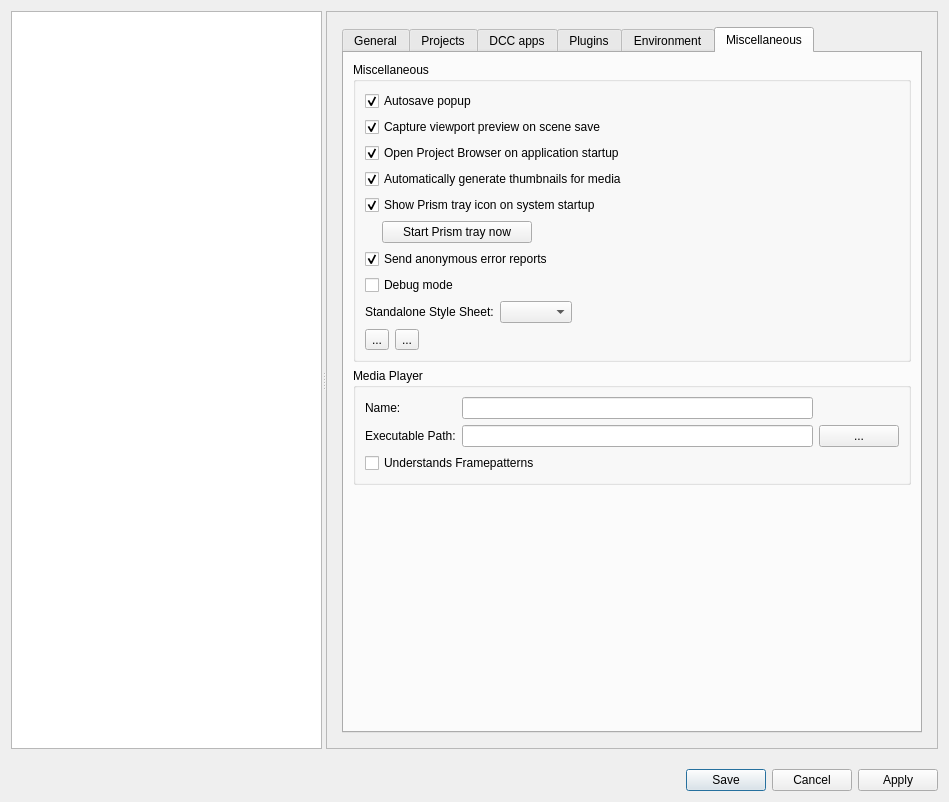
First picture: the form in Prism/Scripts/UserInterfacesPrism/UserSettings.ui, repository Animatect/Prism, before the edit.
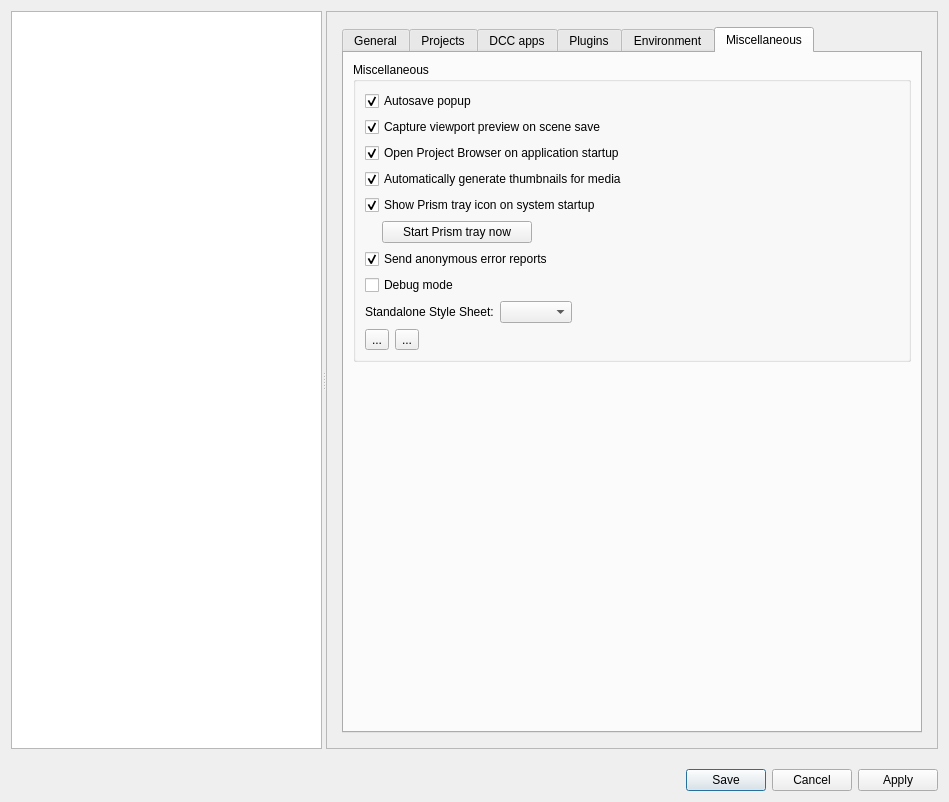
Second picture: the form after the edit. The open tabs and pages were chosen to show the change.

```diff
--- a/Prism/Scripts/UserInterfacesPrism/UserSettings.ui
+++ b/Prism/Scripts/UserInterfacesPrism/UserSettings.ui
@@ -39,8 +39,8 @@
         <rect>
          <x>0</x>
          <y>0</y>
-         <width>457</width>
-         <height>739</height>
+         <width>639</width>
+         <height>738</height>
         </rect>
        </property>
        <layout class="QHBoxLayout" name="horizontalLayout_9">
@@ -916,95 +916,6 @@
               </layout>
              </widget>
             </item>
-            <item>
-             <widget class="QGroupBox" name="gb_mediaPlayer">
-              <property name="title">
-               <string>Media Player</string>
-              </property>
-              <layout class="QVBoxLayout" name="verticalLayout_5">
-               <item>
-                <widget class="QWidget" name="widget_8" native="true">
-                 <layout class="QGridLayout" name="gridLayout_3">
-                  <property name="leftMargin">
-                   <number>0</number>
-                  </property>
-                  <property name="topMargin">
-                   <number>0</number>
-                  </property>
-                  <property name="rightMargin">
-                   <number>0</number>
-                  </property>
-                  <property name="bottomMargin">
-                   <number>0</number>
-                  </property>
-                  <item row="0" column="1">
-                   <widget class="QLineEdit" name="e_mediaPlayerName"/>
-                  </item>
-                  <item row="0" column="0">
-                   <widget class="QLabel" name="label_7">
-                    <property name="text">
-                     <string>Name:</string>
-                    </property>
-                   </widget>
-                  </item>
-                  <item row="1" column="0">
-                   <widget class="QLabel" name="label_12">
-                    <property name="text">
-                     <string>Executable Path:</string>
-                    </property>
-                   </widget>
-                  </item>
-                  <item row="1" column="1">
-                   <widget class="QLineEdit" name="e_mediaPlayerPath">
-                    <property name="sizePolicy">
-                     <sizepolicy hsizetype="Expanding" vsizetype="Fixed">
-                      <horstretch>10</horstretch>
-                      <verstretch>0</verstretch>
-                     </sizepolicy>
-                    </property>
-                   </widget>
-                  </item>
-                  <item row="1" column="2">
-                   <widget class="QPushButton" name="b_browseMediaPlayer">
-                    <property name="contextMenuPolicy">
-                     <enum>Qt::CustomContextMenu</enum>
-                    </property>
-                    <property name="text">
-                     <string>...</string>
-                    </property>
-                   </widget>
-                  </item>
-                 </layout>
-                </widget>
-               </item>
-               <item>
-                <widget class="QWidget" name="widget_7" native="true">
-                 <layout class="QHBoxLayout" name="horizontalLayout_3">
-                  <property name="leftMargin">
-                   <number>0</number>
-                  </property>
-                  <property name="topMargin">
-                   <number>0</number>
-                  </property>
-                  <property name="rightMargin">
-                   <number>0</number>
-                  </property>
-                  <property name="bottomMargin">
-                   <number>0</number>
-                  </property>
-                  <item>
-                   <widget class="QCheckBox" name="chb_mediaPlayerPattern">
-                    <property name="text">
-                     <string>Understands Framepatterns</string>
-                    </property>
-                   </widget>
-                  </item>
-                 </layout>
-                </widget>
-               </item>
-              </layout>
-             </widget>
-            </item>
             <item>
              <spacer name="verticalSpacer_2">
               <property name="orientation">
```
Left out of the diff: 66 changed lines with no effect on the pictures.
